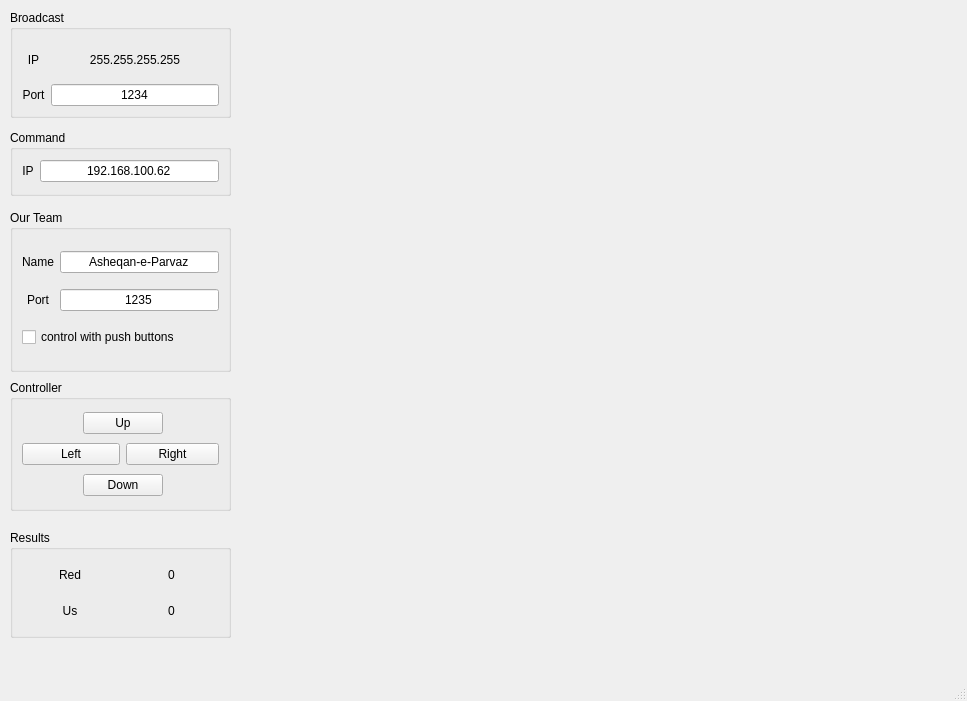
This is mainwindow.ui in amiralism7/AP-Final-Project as Qt 5 draws it before an edit. The edited form follows.
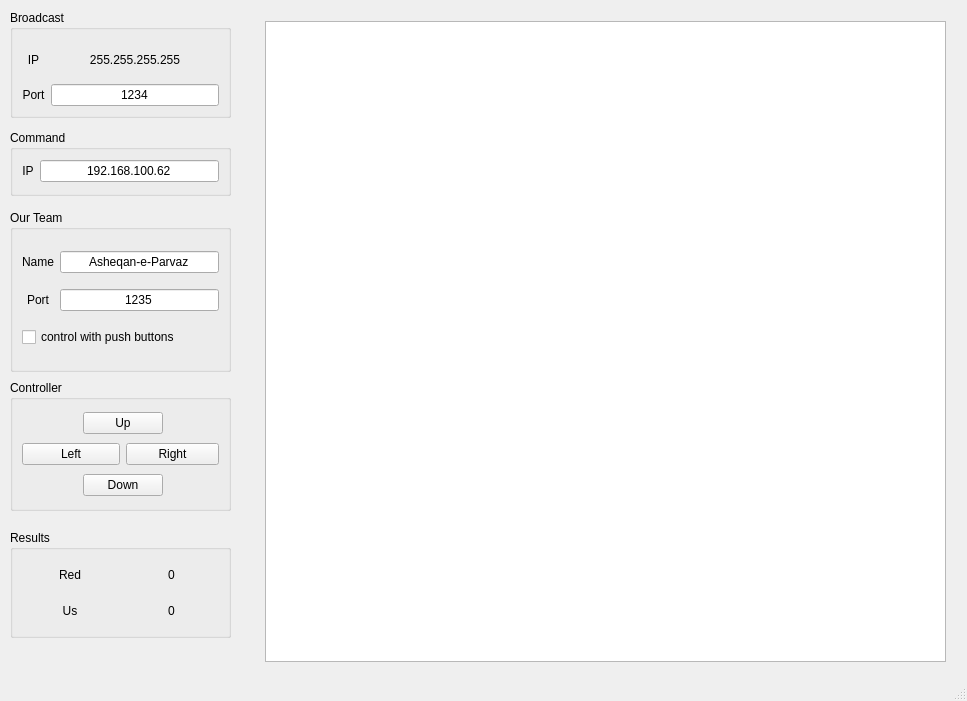
This is the edited form.

Patch:
```diff
--- a/mainwindow.ui
+++ b/mainwindow.ui
@@ -325,6 +325,16 @@
      </item>
     </layout>
    </widget>
+   <widget class="QGraphicsView" name="graphicsView">
+    <property name="geometry">
+     <rect>
+      <x>265</x>
+      <y>21</y>
+      <width>681</width>
+      <height>641</height>
+     </rect>
+    </property>
+   </widget>
   </widget>
   <widget class="QMenuBar" name="menubar">
    <property name="geometry">
```
